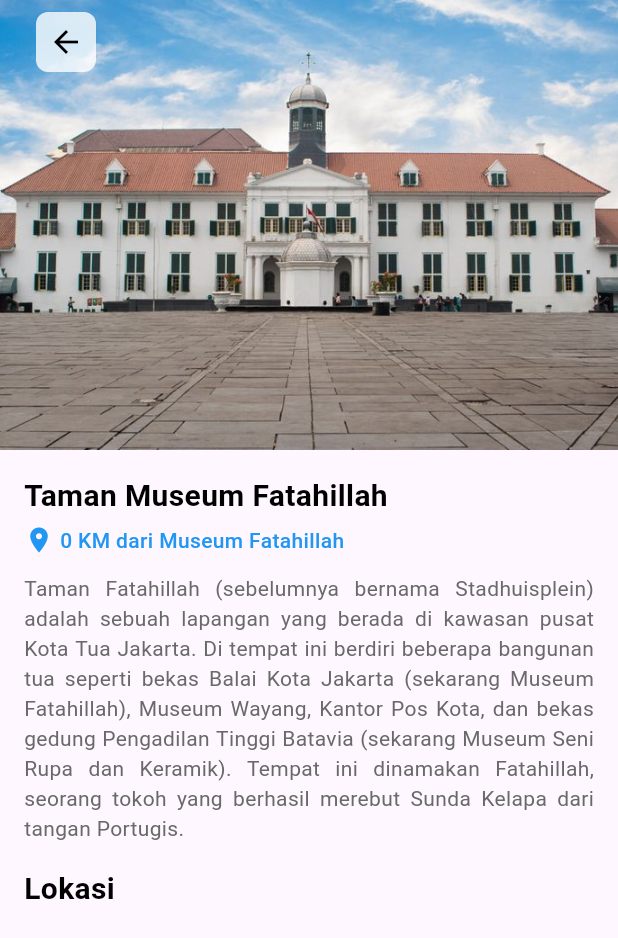
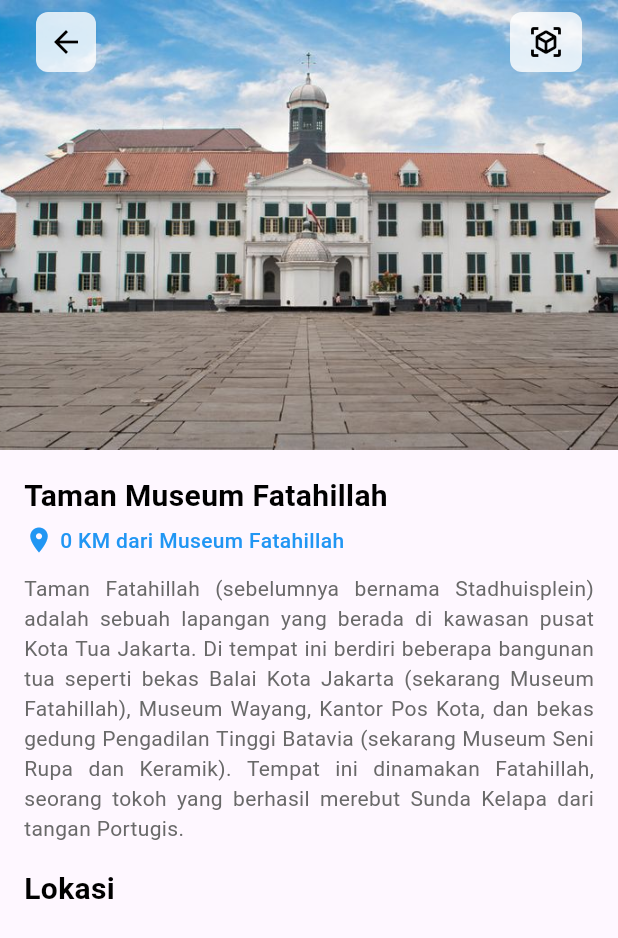
Before and after one commit to NVG-064/project_pemmob, a Flutter app: the HomePage screen opened directly, after a tap on "Taman Museum Fatahillah", on a phone screen of 412 x 824 dp. Shown: the top 938 px of the screen. Run offline on Flutter 3.47's test engine with Material 3 defaults, Android fonts, the phone set to English and light mode, and no system bars; our stand-ins replace firebase_auth, firebase_core, google_sign_in, table_calendar; accounts and stored records are empty.

Commit message:
fix home page

```diff
--- a/lib/pages/home.dart
+++ b/lib/pages/home.dart
@@ -1,4 +1,5 @@
 import 'package:flutter/material.dart';
+import 'package:project_pemmob/pages/virtual_tour.dart';
 
 class Home extends StatefulWidget {
   const Home({Key? key}) : super(key: key);
@@ -219,6 +220,8 @@ class PopularSpotCard extends StatelessWidget {
   }
 }
 
+/// Spot Detail Page
+
 class SpotDetailPage extends StatelessWidget {
   final String title;
   final String imageAsset;
@@ -343,6 +346,29 @@ class CustomAppBar extends StatelessWidget implements PreferredSizeWidget {
           ),
         ),
       ),
+      actions: [
+        Container(
+          margin: const EdgeInsets.all(8.0),
+          decoration: BoxDecoration(
+              color: Colors.white.withOpacity(0.8),
+              shape: BoxShape.rectangle,
+              borderRadius: BorderRadius.circular(8.0)),
+          child: IconButton(
+            icon: const Icon(
+              Icons.view_in_ar,
+              color: Colors.black,
+            ),
+            onPressed: () {
+              Navigator.push(
+                context,
+                MaterialPageRoute(
+                  builder: (_) => const VirtualTour(),
+                ),
+              );
+            },
+          ),
+        ),
+      ],
     );
   }
 }
--- a/lib/pages/home_page.dart
+++ b/lib/pages/home_page.dart
@@ -17,7 +17,7 @@ class _HomePageState extends State<HomePage> {
 
   // List of pages to be displayed
   final List<Widget> _pages = [
-    const Home(),
+    Home(),
     const TicketPage(),
     const GalleryPage(),
     const Profile(),
```
